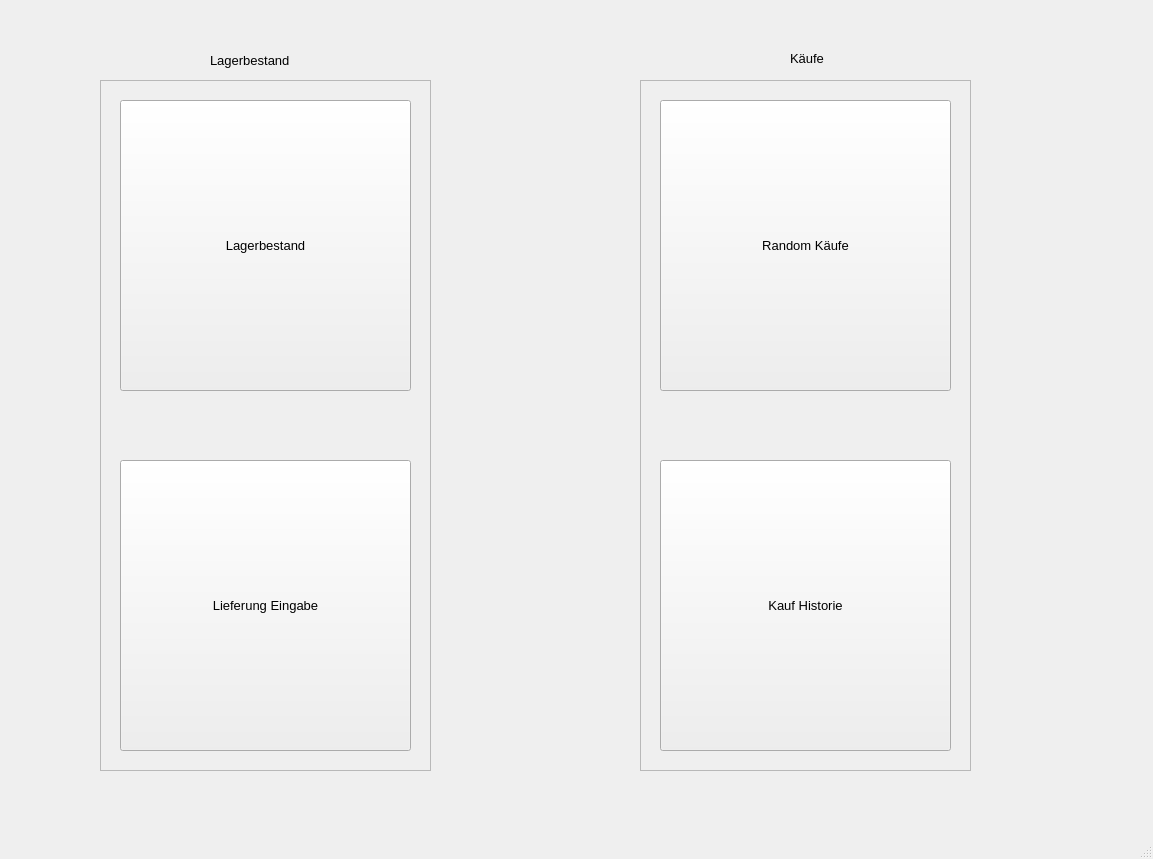
Old version of the form src/ui/haupt_gui.ui in the repository TGM-HWI-SWP/lagerverwaltung-supermarkt-4b.
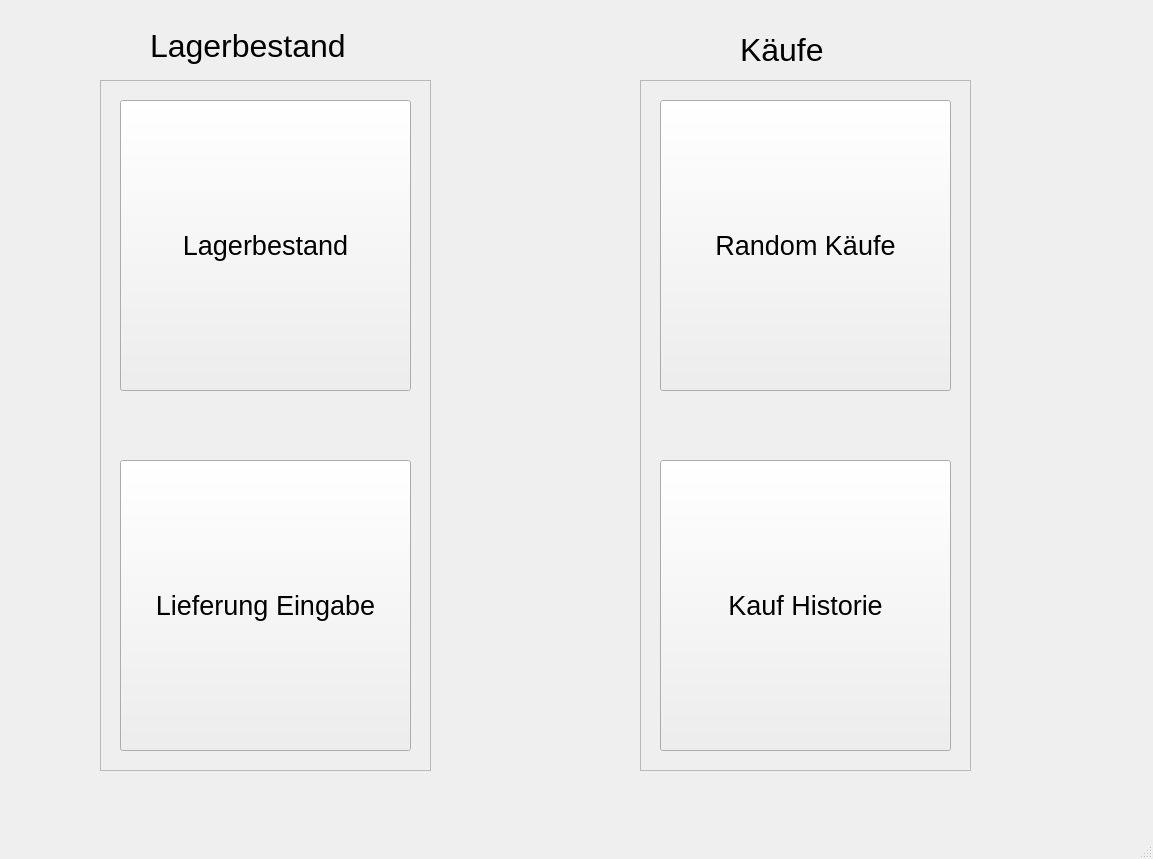
New version of the form.

Diff of the .ui file:
```diff
--- a/src/ui/haupt_gui.ui
+++ b/src/ui/haupt_gui.ui
@@ -43,6 +43,11 @@
        <height>291</height>
       </rect>
      </property>
+     <property name="font">
+      <font>
+       <pointsize>20</pointsize>
+      </font>
+     </property>
      <property name="text">
       <string>Lagerbestand</string>
      </property>
@@ -56,6 +61,11 @@
        <height>291</height>
       </rect>
      </property>
+     <property name="font">
+      <font>
+       <pointsize>20</pointsize>
+      </font>
+     </property>
      <property name="text">
       <string>Lieferung Eingabe</string>
      </property>
@@ -85,6 +95,11 @@
        <height>291</height>
       </rect>
      </property>
+     <property name="font">
+      <font>
+       <pointsize>20</pointsize>
+      </font>
+     </property>
      <property name="text">
       <string>Random Käufe</string>
      </property>
@@ -104,6 +119,11 @@
        <height>291</height>
       </rect>
      </property>
+     <property name="font">
+      <font>
+       <pointsize>20</pointsize>
+      </font>
+     </property>
      <property name="text">
       <string>Kauf Historie</string>
      </property>
@@ -112,12 +132,17 @@
    <widget class="QLabel" name="label">
     <property name="geometry">
      <rect>
-      <x>210</x>
-      <y>50</y>
-      <width>101</width>
-      <height>21</height>
+      <x>150</x>
+      <y>20</y>
+      <width>241</width>
+      <height>51</height>
      </rect>
     </property>
+    <property name="font">
+     <font>
+      <pointsize>24</pointsize>
+     </font>
+    </property>
     <property name="text">
      <string>Lagerbestand</string>
     </property>
@@ -125,12 +150,17 @@
    <widget class="QLabel" name="label_2">
     <property name="geometry">
      <rect>
-      <x>790</x>
-      <y>50</y>
-      <width>51</width>
-      <height>16</height>
+      <x>740</x>
+      <y>29</y>
+      <width>111</width>
+      <height>41</height>
      </rect>
     </property>
+    <property name="font">
+     <font>
+      <pointsize>24</pointsize>
+     </font>
+    </property>
     <property name="text">
      <string>Käufe</string>
     </property>
```
Left out of the diff: 2 changed lines with no effect on the pictures.
